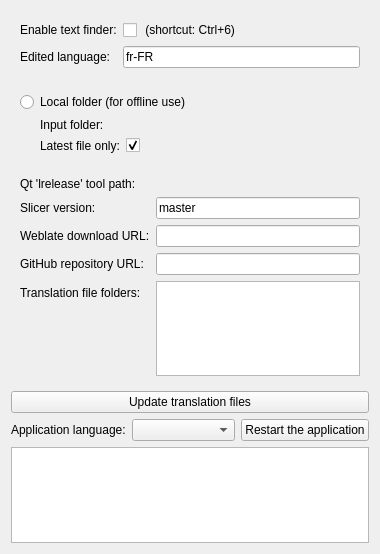
Above: Modules/Scripted/LanguageTools/Resources/UI/LanguageTools.ui from MikhayEeer/MedAI before the change. Below: the same form after it.
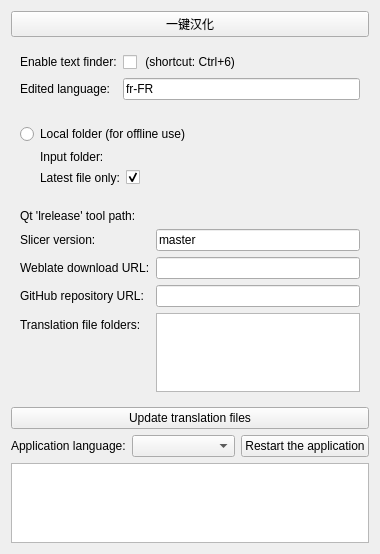
That is the form after the change. Custom widgets are drawn as their Qt base class.

Commit message: 一键汉化

The edit to the form file:
```diff
--- a/Modules/Scripted/LanguageTools/Resources/UI/LanguageTools.ui
+++ b/Modules/Scripted/LanguageTools/Resources/UI/LanguageTools.ui
@@ -11,6 +11,16 @@
    </rect>
   </property>
   <layout class="QGridLayout" name="gridLayout_2">
+    <item row="1" column="0">
+    <widget class="QPushButton" name="updateButtonYiJianHanHua">
+     <property name="toolTip">
+      <string>一键汉化</string>
+     </property>
+     <property name="text">
+      <string>一键汉化</string>
+     </property>
+    </widget>
+   </item>
    <item row="12" column="0">
     <spacer name="verticalSpacer">
      <property name="orientation">
```
The commit also changes 1 other file.
